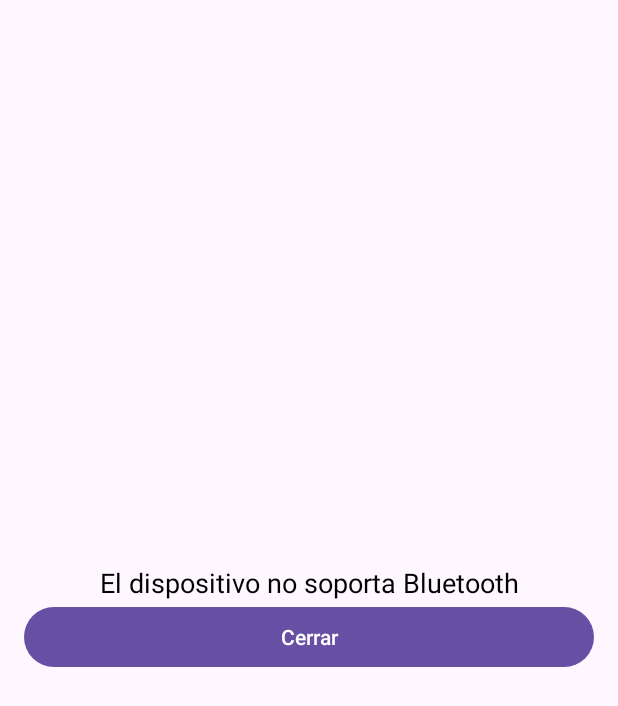
After one commit to SOA-L4-C1-2023/AWA, an Android app: the layout dialog_no_bluetooth.xml on its own in the app's theme, with its tools: preview values and no code run, on a phone screen of 412 x 824 dp. The commit adds this screen. Shown: the top 706 px of the screen. Run offline under Robolectric (Android 15) with nearby library versions, the phone set to English and light mode, and no system bars.

Commit message:
Crea logo y mensaje para no bluetooth

```diff
--- /dev/null
+++ b/Android/app/src/main/res/layout/dialog_no_bluetooth.xml
@@ -0,0 +1,35 @@
+<?xml version="1.0" encoding="utf-8"?>
+<androidx.constraintlayout.widget.ConstraintLayout xmlns:android="http://schemas.android.com/apk/res/android"
+    xmlns:app="http://schemas.android.com/apk/res-auto"
+    android:layout_width="match_parent"
+    android:layout_height="match_parent">
+
+    <LinearLayout
+        android:layout_width="match_parent"
+        android:layout_height="wrap_content"
+        android:orientation="vertical"
+        android:padding="16dp"
+        app:layout_constraintBottom_toBottomOf="parent"
+        app:layout_constraintEnd_toEndOf="parent"
+        app:layout_constraintHorizontal_bias="0.5"
+        app:layout_constraintStart_toStartOf="parent"
+        app:layout_constraintTop_toTopOf="parent"
+        app:layout_constraintVertical_bias="0.5">
+
+        <TextView
+            android:layout_width="match_parent"
+            android:layout_height="wrap_content"
+            android:text="El dispositivo no soporta Bluetooth"
+            android:textAlignment="center"
+            android:textColor="#000000"
+            android:textSize="18sp" />
+
+        <Button
+            android:layout_width="match_parent"
+            android:layout_height="wrap_content"
+            android:text="Cerrar"
+            android:id="@+id/btnClose" />
+
+
+    </LinearLayout>
+</androidx.constraintlayout.widget.ConstraintLayout>
```
Also changed, not shown: Android/app/src/main/java/com/example/androidapp/MainActivity.java (+38 -15 lines), Android/app/src/main/res/layout/activity_main.xml (+12 -43 lines), Android/app/src/main/res/drawable/awa.png (added).
